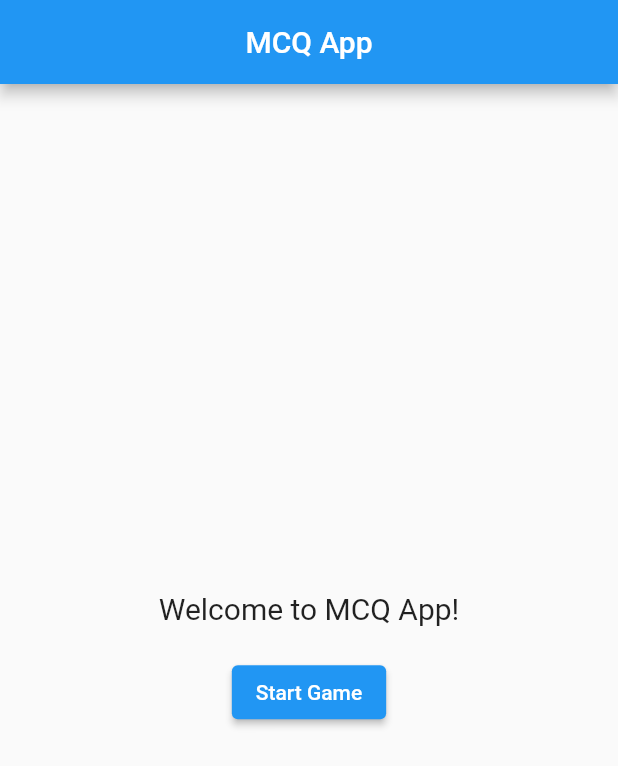
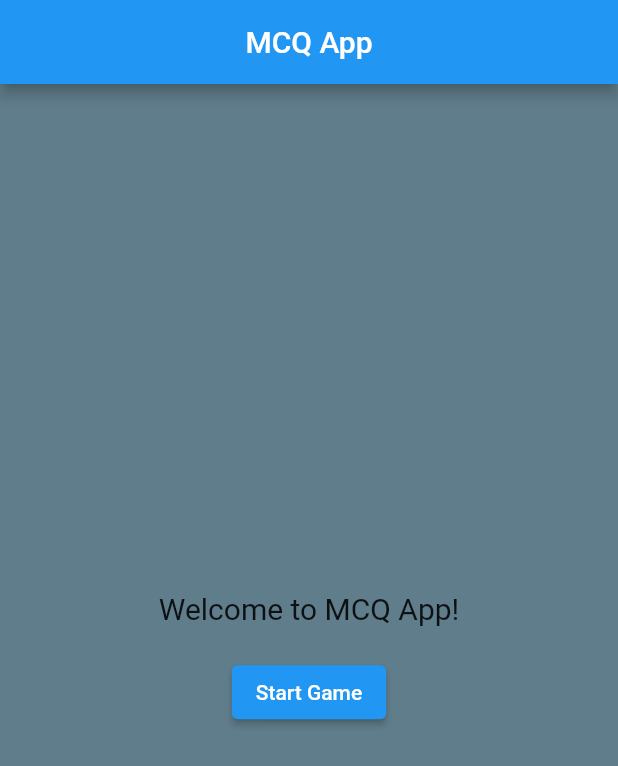
Before and after one commit to karimkaraki99/mcqapp, a Flutter app: the screen it shows after launch, on a phone screen of 412 x 824 dp. Shown: the top 766 px of the screen. Run offline on Flutter 3.47's test engine with Material 2 defaults, Android fonts, the phone set to English and light mode, and no system bars.

Commit message:
home page

```diff
--- a/lib/home.dart
+++ b/lib/home.dart
@@ -19,18 +19,18 @@ class _HomeState extends State<Home> {
           title: const Text('MCQ App'),
           centerTitle: true,
         ),
+      backgroundColor: Colors.blueGrey,
       body: Center(
         child: Column(
           mainAxisAlignment: MainAxisAlignment.center,
           children: <Widget>[
-            // Add some text or widgets if needed
+
             const Text(
               'Welcome to MCQ App!',
               style: TextStyle(fontSize: 20),
             ),
-            const SizedBox(height: 20), // Add some spacing
+            const SizedBox(height: 20),
 
-            // Add the button to navigate to the quiz page
             ElevatedButton(
               onPressed: () {
                 Navigator.push(
```
